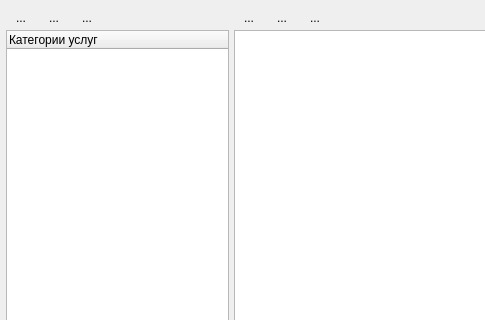
Above: frmuslugi.ui from sergey4475/profi before the change; both pictures show x 0 to 485 and y 0 to 320 of the 690 by 457 pixel window. Below: the same form after it.
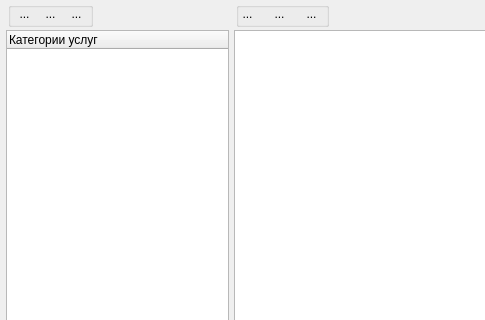
That is the form after the change. Icons and pictures are not drawn.

Diff of the .ui file:
```diff
--- a/frmuslugi.ui
+++ b/frmuslugi.ui
@@ -47,18 +47,56 @@
     </property>
    </column>
   </widget>
-  <widget class="QWidget" name="horizontalLayoutWidget">
+  <widget class="QGroupBox" name="groupBox">
    <property name="geometry">
     <rect>
-     <x>6</x>
-     <y>6</y>
-     <width>97</width>
-     <height>24</height>
+     <x>8</x>
+     <y>2</y>
+     <width>85</width>
+     <height>25</height>
     </rect>
    </property>
-   <layout class="QHBoxLayout" name="horizontalLayout">
-    <item>
+   <property name="title">
+    <string/>
+   </property>
+   <widget class="QToolButton" name="del_gr">
+    <property name="geometry">
+     <rect>
+      <x>57</x>
+      <y>1</y>
+      <width>23</width>
+      <height>22</height>
+     </rect>
+    </property>
+    <property name="text">
+     <string>...</string>
+    </property>
+    <property name="icon">
+     <iconset resource="icons.qrc">
+      <normaloff>:/res/icons/5.ico</normaloff>:/res/icons/5.ico</iconset>
+    </property>
+    <property name="checkable">
+     <bool>false</bool>
+    </property>
+    <property name="autoRepeat">
+     <bool>false</bool>
+    </property>
+    <property name="autoExclusive">
+     <bool>false</bool>
+    </property>
+    <property name="autoRaise">
+     <bool>true</bool>
+    </property>
+   </widget>
      <widget class="QToolButton" name="add_gr">
+    <property name="geometry">
+     <rect>
+      <x>5</x>
+      <y>1</y>
+      <width>23</width>
+      <height>22</height>
+     </rect>
+    </property>
       <property name="text">
        <string>...</string>
       </property>
@@ -82,9 +120,15 @@
        <bool>true</bool>
       </property>
      </widget>
-    </item>
-    <item>
      <widget class="QToolButton" name="edit_gr">
+    <property name="geometry">
+     <rect>
+      <x>31</x>
+      <y>1</y>
+      <width>23</width>
+      <height>22</height>
+     </rect>
+    </property>
       <property name="text">
        <string>...</string>
       </property>
@@ -105,93 +149,28 @@
        <bool>true</bool>
       </property>
      </widget>
-    </item>
-    <item>
-     <widget class="QToolButton" name="del_gr">
-      <property name="text">
-       <string>...</string>
-      </property>
-      <property name="icon">
-       <iconset resource="icons.qrc">
-        <normaloff>:/res/icons/5.ico</normaloff>:/res/icons/5.ico</iconset>
-      </property>
-      <property name="checkable">
-       <bool>false</bool>
-      </property>
-      <property name="autoRepeat">
-       <bool>false</bool>
-      </property>
-      <property name="autoExclusive">
-       <bool>false</bool>
-      </property>
-      <property name="autoRaise">
-       <bool>true</bool>
-      </property>
-     </widget>
-    </item>
-   </layout>
-  </widget>
-  <widget class="QWidget" name="horizontalLayoutWidget_2">
+  </widget>
+  <widget class="QGroupBox" name="groupBox_2">
    <property name="geometry">
     <rect>
-     <x>234</x>
-     <y>6</y>
-     <width>97</width>
-     <height>24</height>
+     <x>236</x>
+     <y>2</y>
+     <width>93</width>
+     <height>25</height>
     </rect>
    </property>
-   <layout class="QHBoxLayout" name="horizontalLayout_2">
-    <item>
-     <widget class="QToolButton" name="add_usluga">
-      <property name="text">
-       <string>...</string>
-      </property>
-      <property name="icon">
-       <iconset resource="icons.qrc">
-        <normaloff>:/res/icons/7.ico</normaloff>:/res/icons/7.ico</iconset>
-      </property>
-      <property name="checkable">
-       <bool>false</bool>
-      </property>
-      <property name="autoRepeat">
-       <bool>false</bool>
-      </property>
-      <property name="autoExclusive">
-       <bool>false</bool>
-      </property>
-      <property name="popupMode">
-       <enum>QToolButton::DelayedPopup</enum>
-      </property>
-      <property name="autoRaise">
-       <bool>true</bool>
-      </property>
-     </widget>
-    </item>
-    <item>
-     <widget class="QToolButton" name="edit_usluga">
-      <property name="text">
-       <string>...</string>
-      </property>
-      <property name="icon">
-       <iconset resource="icons.qrc">
-        <normaloff>:/res/icons/11.ico</normaloff>:/res/icons/11.ico</iconset>
-      </property>
-      <property name="checkable">
-       <bool>false</bool>
-      </property>
-      <property name="autoRepeat">
-       <bool>false</bool>
-      </property>
-      <property name="autoExclusive">
-       <bool>false</bool>
-      </property>
-      <property name="autoRaise">
-       <bool>true</bool>
-      </property>
-     </widget>
-    </item>
-    <item>
+   <property name="title">
+    <string/>
+   </property>
      <widget class="QToolButton" name="del_usluga">
+    <property name="geometry">
+     <rect>
+      <x>64</x>
+      <y>1</y>
+      <width>23</width>
+      <height>22</height>
+     </rect>
+    </property>
       <property name="text">
        <string>...</string>
       </property>
@@ -212,8 +191,67 @@
        <bool>true</bool>
       </property>
      </widget>
-    </item>
-   </layout>
+   <widget class="QToolButton" name="edit_usluga">
+    <property name="geometry">
+     <rect>
+      <x>32</x>
+      <y>1</y>
+      <width>23</width>
+      <height>22</height>
+     </rect>
+    </property>
+    <property name="text">
+     <string>...</string>
+    </property>
+    <property name="icon">
+     <iconset resource="icons.qrc">
+      <normaloff>:/res/icons/11.ico</normaloff>:/res/icons/11.ico</iconset>
+    </property>
+    <property name="checkable">
+     <bool>false</bool>
+    </property>
+    <property name="autoRepeat">
+     <bool>false</bool>
+    </property>
+    <property name="autoExclusive">
+     <bool>false</bool>
+    </property>
+    <property name="autoRaise">
+     <bool>true</bool>
+    </property>
+   </widget>
+   <widget class="QToolButton" name="add_usluga">
+    <property name="geometry">
+     <rect>
+      <x>0</x>
+      <y>1</y>
+      <width>23</width>
+      <height>22</height>
+     </rect>
+    </property>
+    <property name="text">
+     <string>...</string>
+    </property>
+    <property name="icon">
+     <iconset resource="icons.qrc">
+      <normaloff>:/res/icons/7.ico</normaloff>:/res/icons/7.ico</iconset>
+    </property>
+    <property name="checkable">
+     <bool>false</bool>
+    </property>
+    <property name="autoRepeat">
+     <bool>false</bool>
+    </property>
+    <property name="autoExclusive">
+     <bool>false</bool>
+    </property>
+    <property name="popupMode">
+     <enum>QToolButton::DelayedPopup</enum>
+    </property>
+    <property name="autoRaise">
+     <bool>true</bool>
+    </property>
+   </widget>
   </widget>
  </widget>
  <resources>
```
Left out of the diff: 3 changed lines with no effect on the pictures. Lines whose indentation alone changed are shown as unchanged.
